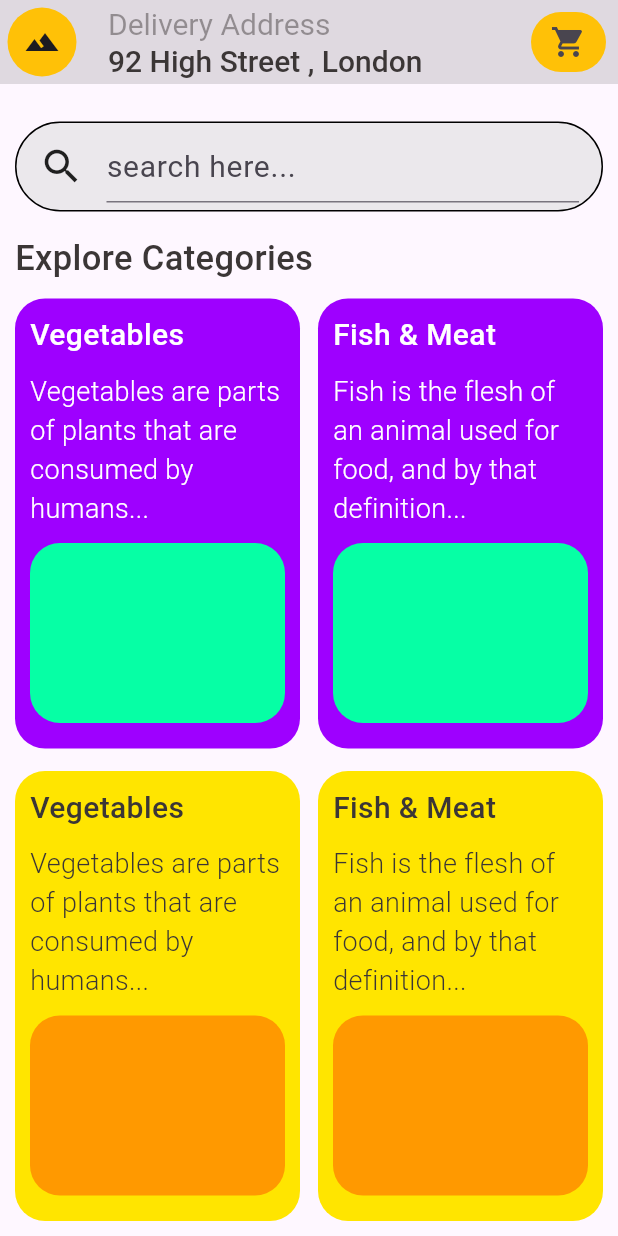
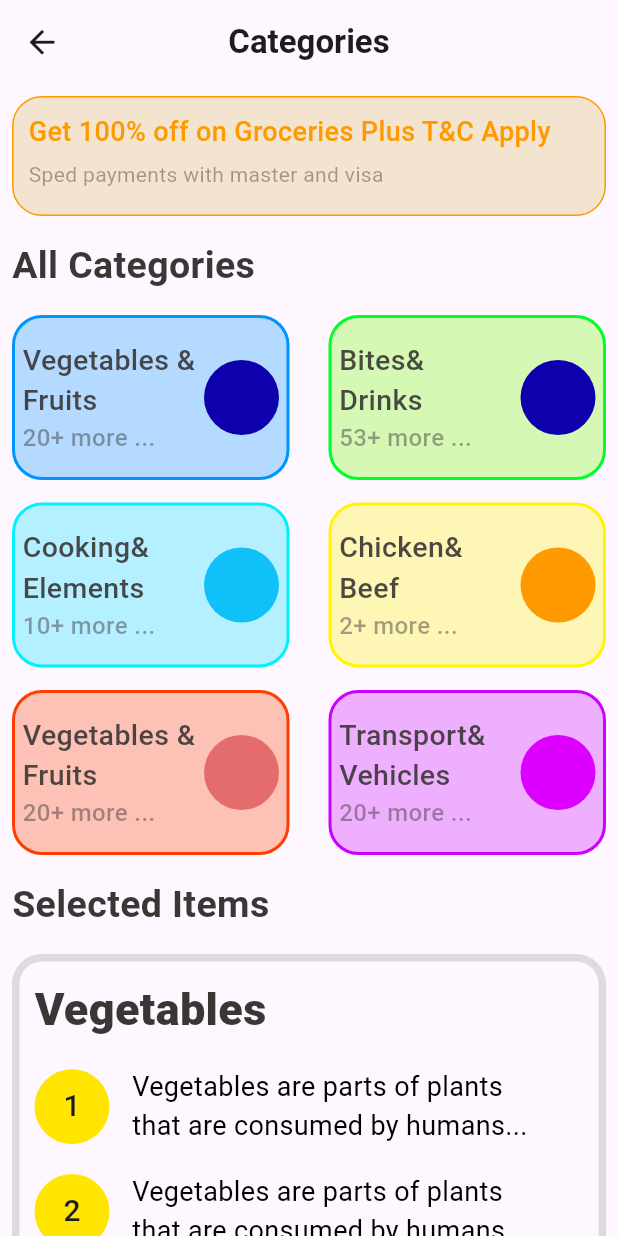
Before and after one commit to THARINDUnirmal/flutter-grocery-app, a Flutter app: the screen it shows after launch, on a phone screen of 412 x 824 dp. Run offline on Flutter 3.47's test engine with Material 3 defaults, Android fonts, the phone set to English and light mode, and no system bars.

Commit message:
categories page create

```diff
--- a/lib/main.dart
+++ b/lib/main.dart
@@ -1,5 +1,5 @@
 import 'package:flutter/material.dart';
-import 'package:flutter_grocery_app/pages/home_page/home_page.dart';
+import 'package:flutter_grocery_app/pages/categories_page/categories_page.dart';
 
 void main() {
   runApp(MyApp());
@@ -12,7 +12,7 @@ class MyApp extends StatelessWidget {
   Widget build(BuildContext context) {
     return MaterialApp(
       debugShowCheckedModeBanner: false,
-      home: HomePage(),
+      home: CategoriesPage(),
     );
   }
 }
--- /dev/null
+++ b/lib/pages/categories_page/categories_page.dart
@@ -0,0 +1,212 @@
+import 'package:flutter/material.dart';
+import 'package:flutter_grocery_app/pages/categories_page/widget/reuseble_widget/categories_card.dart';
+import 'package:flutter_grocery_app/pages/categories_page/widget/reuseble_widget/select_items_card.dart';
+import 'package:flutter_grocery_app/pages/categories_page/widget/reuseble_widget/star_collection.dart';
+import 'package:flutter_grocery_app/pages/shared/discount_card.dart';
+
+class CategoriesPage extends StatelessWidget {
+  const CategoriesPage({super.key});
+
+  @override
+  Widget build(BuildContext context) {
+    return Scaffold(
+      appBar: AppBar(
+        leading: const Icon(
+          Icons.arrow_back,
+          size: 25,
+        ),
+        title: const Text(
+          "Categories",
+          style: TextStyle(
+            fontSize: 22,
+            fontWeight: FontWeight.w700,
+          ),
+        ),
+        centerTitle: true,
+      ),
+      body: SingleChildScrollView(
+        child: Padding(
+          padding: const EdgeInsets.all(8.0),
+          child: Column(
+            crossAxisAlignment: CrossAxisAlignment.start,
+            children: [
+              const DiscountCard(),
+              const SizedBox(
+                height: 15,
+              ),
+              const Text(
+                "All Categories",
+                style: TextStyle(
+                    fontSize: 25,
+                    fontWeight: FontWeight.w600,
+                    color: Color(0xff3B3636)),
+              ),
+              const SizedBox(
+                height: 15,
+              ),
+              const Row(
+                mainAxisAlignment: MainAxisAlignment.spaceBetween,
+                children: [
+                  CategoriesCard(
+                    title1: "Vegetables &",
+                    title2: "Fruits",
+                    cardData: "20+ more ...",
+                    cardFillColor: Color(0xff0094FF),
+                    cardBorderColor: Color(0xff0094FF),
+                    roundColor: Color(0xff0E00AC),
+                    opacity: 0.29,
+                  ),
+                  CategoriesCard(
+                    title1: "Bites&",
+                    title2: "Drinks",
+                    cardData: "53+ more ...",
+                    cardFillColor: Color(0xff70FF00),
+                    cardBorderColor: Color(0xff00FF29),
+                    roundColor: Color(0xff0E00AC),
+                    opacity: 0.29,
+                  ),
+                ],
+              ),
+              const SizedBox(
+                height: 15,
+              ),
+              const Row(
+                mainAxisAlignment: MainAxisAlignment.spaceBetween,
+                children: [
+                  CategoriesCard(
+                    title1: "Cooking&",
+                    title2: "Elements",
+                    cardData: "10+ more ...",
+                    cardFillColor: Color(0xff00E0FF),
+                    cardBorderColor: Color(0xff00F0FF),
+                    roundColor: Color(0xff10C0F8),
+                    opacity: 0.29,
+                  ),
+                  CategoriesCard(
+                    title1: "Chicken&",
+                    title2: "Beef",
+                    cardData: "2+ more ...",
+                    cardFillColor: Color(0xffFFF500),
+                    cardBorderColor: Color(0xffFFF500),
+                    roundColor: Color(0xffFF9900),
+                    opacity: 0.29,
+                  ),
+                ],
+              ),
+              const SizedBox(
+                height: 15,
+              ),
+              const Row(
+                mainAxisAlignment: MainAxisAlignment.spaceBetween,
+                children: [
+                  CategoriesCard(
+                    title1: "Vegetables &",
+                    title2: "Fruits",
+                    cardData: "20+ more ...",
+                    cardFillColor: Color(0xffFF3D00),
+                    cardBorderColor: Color(0xffFF3D00),
+                    roundColor: Color(0xffE56C6C),
+                    opacity: 0.29,
+                  ),
+                  CategoriesCard(
+                    title1: "Transport&",
+                    title2: "Vehicles",
+                    cardData: "20+ more ...",
+                    cardFillColor: Color(0xffCC00FF),
+                    cardBorderColor: Color(0xffCC00FF),
+                    roundColor: Color(0xffDB00FF),
+                    opacity: 0.29,
+                  ),
+                ],
+              ),
+              const SizedBox(
+                height: 15,
+              ),
+              const Text(
+                "Selected Items",
+                style: TextStyle(
+                    fontSize: 25,
+                    fontWeight: FontWeight.w600,
+                    color: Color(0xff3B3636)),
+              ),
+              const SizedBox(
+                height: 15,
+              ),
+              Container(
+                width: double.infinity,
+                height: 450,
+                padding: const EdgeInsets.all(10),
+                decoration: BoxDecoration(
+                  borderRadius: BorderRadius.circular(20),
+                  border: Border.all(color: Colors.black12, width: 5),
+                ),
+                child: Column(
+                  mainAxisAlignment: MainAxisAlignment.spaceBetween,
+                  crossAxisAlignment: CrossAxisAlignment.start,
+                  children: [
+                    const Text(
+                      "Vegetables",
+                      style: TextStyle(
+                        fontSize: 30,
+                        fontWeight: FontWeight.w800,
+                        color: Color(0xff3B3636),
+                      ),
+                    ),
+                    const SelectItemsCard(
+                      number: 1,
+                      description:
+                          "Vegetables are parts of plants that are consumed by humans...",
+                    ),
+                    const SelectItemsCard(
+                      number: 2,
+                      description:
+                          "Vegetables are parts of plants that are consumed by humans...",
+                    ),
+                    const SelectItemsCard(
+                      number: 3,
+                      description:
+                          "Vegetables are parts of plants that are consumed by humans...",
+                    ),
+                    const SelectItemsCard(
+                      number: 4,
+                      description:
+                          "Vegetables are parts of plants that are consumed by humans...",
+                    ),
+                    Container(
+                      width: double.infinity,
+                      height: 80,
+                      decoration: BoxDecoration(
+                        borderRadius: BorderRadius.circular(10),
+                        color: const Color(0xffCACACA).withOpacity(0.31),
+                      ),
+                      child: const Row(
+                        mainAxisAlignment: MainAxisAlignment.spaceEvenly,
+                        children: [
+                          StarCollection(
+                            iconColor: Color(0xffFFE500),
+                          ),
+                          StarCollection(
+                            iconColor: Color(0xffFFE500),
+                          ),
+                          StarCollection(
+                            iconColor: Color(0xffFFE500),
+                          ),
+                          StarCollection(
+                            iconColor: Color(0xffFFE500),
+                          ),
+                          StarCollection(
+                            iconColor: Color(0xff3B3636),
+                          ),
+                        ],
+                      ),
+                    ),
+                  ],
+                ),
+              )
+            ],
+          ),
+        ),
+      ),
+    );
+  }
+}
--- /dev/null
+++ b/lib/pages/categories_page/widget/reuseble_widget/categories_card.dart
@@ -0,0 +1,79 @@
+import 'package:flutter/material.dart';
+
+class CategoriesCard extends StatelessWidget {
+  final String title1;
+  final String title2;
+  final String cardData;
+  final Color cardFillColor;
+  final Color cardBorderColor;
+  final Color roundColor;
+  final double opacity;
+
+  const CategoriesCard({
+    super.key,
+    required this.title1,
+    required this.title2,
+    required this.cardData,
+    required this.cardFillColor,
+    required this.cardBorderColor,
+    required this.roundColor,
+    required this.opacity,
+  });
+
+  @override
+  Widget build(BuildContext context) {
+    return Container(
+      padding: const EdgeInsets.all(5),
+      width: 185,
+      height: 110,
+      decoration: BoxDecoration(
+        borderRadius: BorderRadius.circular(20),
+        color: cardFillColor.withOpacity(opacity),
+        border: Border.all(color: cardBorderColor, width: 2),
+      ),
+      child: Row(
+        mainAxisAlignment: MainAxisAlignment.spaceBetween,
+        children: [
+          Column(
+            crossAxisAlignment: CrossAxisAlignment.start,
+            mainAxisAlignment: MainAxisAlignment.center,
+            children: [
+              Text(
+                title1,
+                style: TextStyle(
+                  fontSize: 19,
+                  fontWeight: FontWeight.w500,
+                  color: const Color(0xff3B3636).withOpacity(0.91),
+                ),
+              ),
+              Text(
+                title2,
+                style: TextStyle(
+                  fontSize: 19,
+                  fontWeight: FontWeight.w500,
+                  color: const Color(0xff3B3636).withOpacity(0.91),
+                ),
+              ),
+              Text(
+                cardData,
+                style: TextStyle(
+                  fontSize: 16,
+                  fontWeight: FontWeight.w500,
+                  color: const Color(0xff3B3636).withOpacity(0.47),
+                ),
+              ),
+            ],
+          ),
+          Container(
+            width: 50,
+            height: 50,
+            decoration: BoxDecoration(
+              borderRadius: BorderRadius.circular(100),
+              color: roundColor,
+            ),
+          )
+        ],
+      ),
+    );
+  }
+}
--- /dev/null
+++ b/lib/pages/categories_page/widget/reuseble_widget/select_items_card.dart
@@ -0,0 +1,50 @@
+import 'package:flutter/material.dart';
+
+class SelectItemsCard extends StatelessWidget {
+  final int number;
+  final String description;
+
+  const SelectItemsCard({
+    super.key,
+    required this.number,
+    required this.description,
+  });
+
+  @override
+  Widget build(BuildContext context) {
+    return Row(
+      children: [
+        Container(
+          width: 50,
+          height: 50,
+          decoration: BoxDecoration(
+            borderRadius: BorderRadius.circular(100),
+            color: const Color(0xffFFE500),
+          ),
+          child: Center(
+            child: Text(
+              number.toString(),
+              style: const TextStyle(
+                fontSize: 20,
+                fontWeight: FontWeight.w500,
+              ),
+            ),
+          ),
+        ),
+        const SizedBox(
+          width: 15,
+        ),
+        SizedBox(
+          width: 270,
+          child: Text(
+            description,
+            style: const TextStyle(
+              color: Colors.black,
+              fontSize: 18,
+            ),
+          ),
+        )
+      ],
+    );
+  }
+}
--- /dev/null
+++ b/lib/pages/categories_page/widget/reuseble_widget/star_collection.dart
@@ -0,0 +1,22 @@
+import 'package:flutter/material.dart';
+
+class StarCollection extends StatelessWidget {
+  final Color iconColor;
+  const StarCollection({
+    super.key,
+    required this.iconColor,
+  });
+
+  @override
+  Widget build(BuildContext context) {
+    return SizedBox(
+      width: 50,
+      height: 50,
+      child: Icon(
+        Icons.star,
+        size: 35,
+        color: iconColor,
+      ),
+    );
+  }
+}
--- /dev/null
+++ b/lib/pages/shared/discount_card.dart
@@ -0,0 +1,42 @@
+import 'package:flutter/material.dart';
+
+class DiscountCard extends StatelessWidget {
+  const DiscountCard({super.key});
+
+  @override
+  Widget build(BuildContext context) {
+    return Container(
+      width: double.infinity,
+      height: 80,
+      padding: const EdgeInsets.all(10),
+      decoration: BoxDecoration(
+        borderRadius: BorderRadius.circular(20),
+        border: Border.all(
+          color: const Color(0xffFF9900),
+        ),
+        color: const Color(0xffF2E4CE),
+      ),
+      child: Column(
+        crossAxisAlignment: CrossAxisAlignment.start,
+        children: [
+          const Text(
+            "Get 100% off on Groceries Plus T&C Apply",
+            style: TextStyle(
+                color: Color(0xffFF9900),
+                fontSize: 18,
+                fontWeight: FontWeight.w500),
+          ),
+          const SizedBox(
+            height: 5,
+          ),
+          Text(
+            "Sped payments with master and visa",
+            style: TextStyle(
+              color: const Color(0xff3B3636).withOpacity(0.46),
+            ),
+          ),
+        ],
+      ),
+    );
+  }
+}
```
